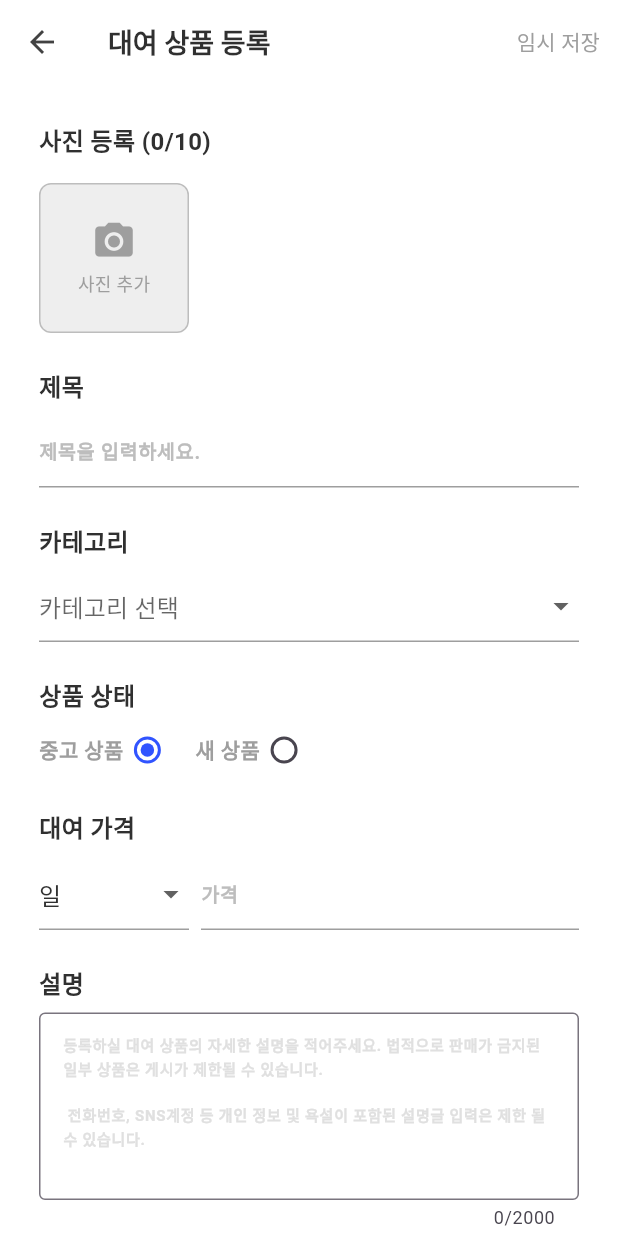
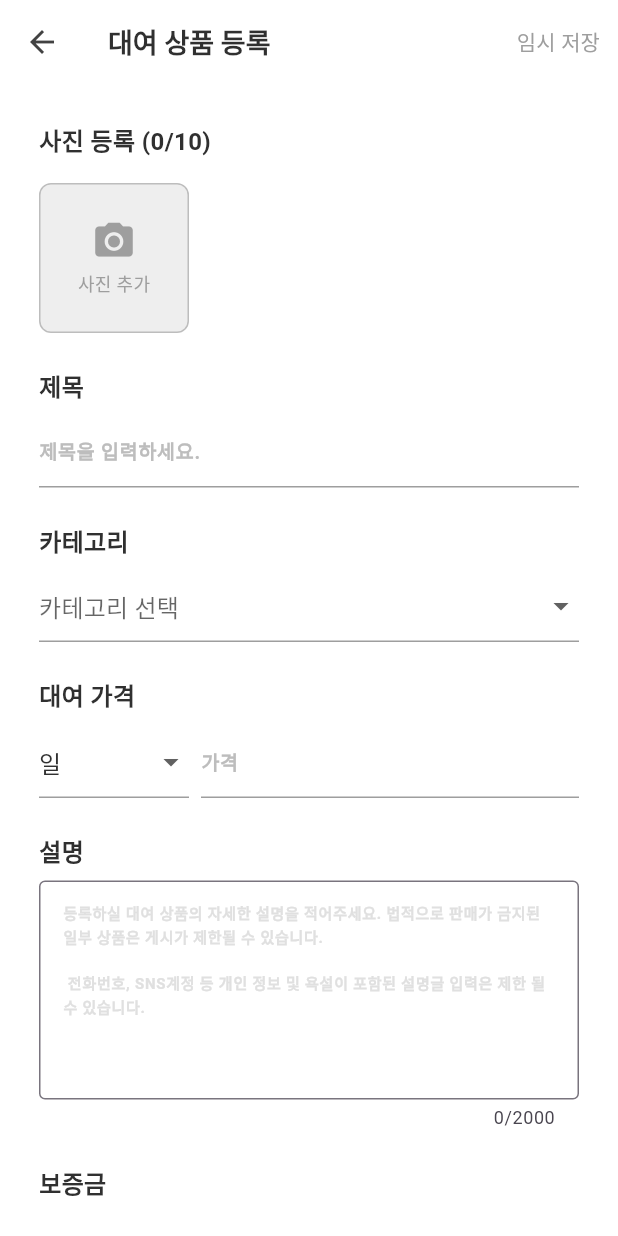
Before and after one commit to Renty-Project-Team/renty_client, a Flutter app: the ProductUpload screen opened by its route, on a phone screen of 412 x 824 dp. Run offline on Flutter 3.47's test engine with Material 3 defaults, Android fonts, the phone set to English and light mode, and no system bars; our stand-ins replace cookie_jar, dio, dio_cookie_manager, image_picker; Roboto replaces fonts that are missing (Noto Sans KR).

Commit message:
Feat: 상품 등록 기능을 추가한다다

```diff
--- a/analysis_options.yaml
+++ b/analysis_options.yaml
@@ -7,6 +7,9 @@
 
 # The following line activates a set of recommended lints for Flutter apps,
 # packages, and plugins designed to encourage good coding practices.
+analyzer:
+  errors:
+    constant_identifier_names: ignore
 include: package:flutter_lints/flutter.yaml
 
 linter:
--- a/lib/product_upload.dart
+++ b/lib/product_upload.dart
@@ -1,13 +1,42 @@
 import 'dart:io';
 
+import 'package:dio/dio.dart';
 import 'package:flutter/material.dart';
 import 'package:flutter/services.dart';
-import 'package:image_picker/image_picker.dart'; // TextInputFormatter 사용
+import 'package:image_picker/image_picker.dart';
+import 'package:renty_client/main.dart';
 
 enum ItemCondition { used, new_ }
 
+enum CategoryType {
+  ClothingAndFashion('의류/패션'),
+  Electronics("전자제품"),
+  FurnitureAndInterior("가구/인테리어"),
+  Beauty("뷰티/미용"),
+  Books("도서"),
+  Stationery("문구"),
+  CarAccessories("자동차 용품"),
+  Sports('스포츠/레저'),
+  InfantsAndChildren('유아/아동'),
+  PetSupplies('반려동물 용품'),
+  HealthAndMedical('건강/의료'),
+  Hobbies('취미/여가');
+
+  const CategoryType(this.displayName);
+  final String displayName;
+}
+
+enum PriceUnit {
+  Day('일'),
+  Week('주'),
+  Month('월');
+
+  const PriceUnit(this.displayName);
+  final String displayName;
+}
+
 class ProductUpload extends StatefulWidget {
-  const ProductUpload({Key? key}) : super(key: key);
+  const ProductUpload({super.key});
 
   @override
   State<ProductUpload> createState() => _ProductUploadState();
@@ -26,11 +55,8 @@ class _ProductUploadState extends State<ProductUpload> {
   // 선택된 값들
   List<XFile> _images = []; // 선택된 이미지 파일 목록
   String? _selectedCategory; // 선택된 카테고리
-  ItemCondition _selectedCondition = ItemCondition.used; // 선택된 상품 상태 (기본값: 중고)
-  String _selectedPriceUnit = '일'; // 선택된 대여 가격 단위 (기본값: 일)
-
-  final List<String> _categories = ['의류/패션', '전자제품', '가구/인테리어', '뷰티/미용', '도서', '문구', '자동차 용품', '스포츠/레저', '유아/아동', '반려동물 용품', '건강/의료', '취미/여가'];
-  final List<String> _priceUnits = ['일', '주', '월']; // 대여 가격 단위 옵션
+  final ItemCondition _selectedCondition = ItemCondition.used; // 선택된 상품 상태 (기본값: 중고)
+  String _selectedPriceUnit = PriceUnit.Day.name; // 선택된 대여 가격 단위 (기본값: 일)
 
   final ImagePicker _picker = ImagePicker(); // 이미지 피커 인스턴스
 
@@ -56,7 +82,6 @@ class _ProductUploadState extends State<ProductUpload> {
       }
     } catch (e) {
       // 에러 처리 (예: 권한 거부)
-      print('이미지 선택 에러: $e');
       ScaffoldMessenger.of(context).showSnackBar(
         SnackBar(content: Text('이미지를 가져오는 중 오류가 발생했습니다: $e')),
       );
@@ -89,7 +114,6 @@ class _ProductUploadState extends State<ProductUpload> {
           TextButton(
             onPressed: () {
               // TODO: 임시 저장 로직 구현
-              print('임시 저장 버튼 클릭됨');
             },
             child: const Text(
               '임시 저장',
@@ -118,6 +142,9 @@ class _ProductUploadState extends State<ProductUpload> {
                     if (value == null || value.isEmpty) {
                       return '제목을 입력해주세요.';
                     }
+                    else if (value.length > 50) {
+                      return '제목은 최대 50자까지 입력 가능합니다.';
+                    }
                     return null;
                   },
                 ),
@@ -129,10 +156,10 @@ class _ProductUploadState extends State<ProductUpload> {
                   value: _selectedCategory,
                   hint: const Text('카테고리 선택'),
                   decoration: _buildInputDecoration(color: Colors.grey[400]!),
-                  items: _categories.map((String category) {
+                  items: CategoryType.values.map((var category) {
                     return DropdownMenuItem<String>(
-                      value: category,
-                      child: Text(category),
+                      value: category.name,
+                      child: Text(category.displayName),
                     );
                   }).toList(),
                   onChanged: (String? newValue) {
@@ -149,17 +176,6 @@ class _ProductUploadState extends State<ProductUpload> {
                 ),
                 const SizedBox(height: 24.0),
 
-                // --- 상품 상태 ---
-                _buildSectionTitle('상품 상태'),
-                Row(
-                  children: [
-                    _buildConditionRadio(ItemCondition.used, '중고 상품'),
-                    const SizedBox(width: 16),
-                    _buildConditionRadio(ItemCondition.new_, '새 상품'),
-                  ],
-                ),
-                const SizedBox(height: 24.0),
-
                 // --- 대여 가격 ---
                 _buildSectionTitle('대여 가격'),
                 Row(
@@ -170,10 +186,10 @@ class _ProductUploadState extends State<ProductUpload> {
                       child: DropdownButtonFormField<String>(
                         value: _selectedPriceUnit,
                         decoration: _buildInputDecoration(),
-                        items: _priceUnits.map((String unit) {
+                        items: PriceUnit.values.map((var unit) {
                           return DropdownMenuItem<String>(
-                            value: unit,
-                            child: Text(unit),
+                            value: unit.name,
+                            child: Text(unit.displayName),
                           );
                         }).toList(),
                         onChanged: (String? newValue) {
@@ -219,7 +235,7 @@ class _ProductUploadState extends State<ProductUpload> {
                     contentPadding: EdgeInsets.symmetric(vertical: 10.0, horizontal: 12.0),
                     alignLabelWithHint: true, // Multi-line에서 hintText가 위로 가게 함
                   ),
-                  maxLines: 5, // 여러 줄 입력 가능
+                  maxLines: 6, // 여러 줄 입력 가능
                   maxLength: 2000, // 최대 글자 수 제한 및 카운터 표시
                   validator: (value) {
                     if (value == null || value.isEmpty) {
@@ -316,37 +332,6 @@ class _ProductUploadState extends State<ProductUpload> {
       child: Text(
         title,
         style: const TextStyle(fontSize: 16, fontWeight: FontWeight.bold),
-      ),
-    );
-  }
-
-  // 상품 상태 라디오 버튼 위젯 빌더
-  Widget _buildConditionRadio(ItemCondition condition, String title) {
-    return InkWell( // Row 전체를 탭 가능하게
-      onTap: () {
-        setState(() {
-          _selectedCondition = condition;
-        });
-      },
-      child: Row(
-        mainAxisSize: MainAxisSize.min,
-        children: [
-          Text(title, style: const TextStyle(fontSize: 14, fontWeight: FontWeight.bold, color: Colors.grey)),
-          Radio<ItemCondition>(
-            value: condition,
-            groupValue: _selectedCondition,
-            onChanged: (ItemCondition? value) {
-              if (value != null) {
-                setState(() {
-                  _selectedCondition = value;
-                });
-              }
-            },
-            visualDensity: VisualDensity.compact, // 라디오 버튼 크기 줄임
-            materialTapTargetSize: MaterialTapTargetSize.shrinkWrap, // 탭 영역 줄임
-          ),
-          // const SizedBox(width: 4), // 라디오 버튼과 텍스트 사이 간격 제거 또는 조절
-        ],
       ),
     );
   }
@@ -467,7 +452,7 @@ class _ProductUploadState extends State<ProductUpload> {
   }
 
   // 폼 제출 함수
-  void _submitForm() {
+  void _submitForm() async {
     if (_formKey.currentState!.validate()) { // 폼 유효성 검사
       // 유효성 검사 통과 시 로직 실행
       if (_images.isEmpty) {
@@ -488,7 +473,7 @@ class _ProductUploadState extends State<ProductUpload> {
       final deposit = _depositController.text; // 빈 문자열이면 null 처리
       final imageFiles = _images.map((xfile) => File(xfile.path)).toList(); // API 전송을 위해 File 객체 리스트로 변환
 
-      // TODO: 수집된 데이터와 이미지 파일(imageFiles)을 서버 API로 전송하는 로직 구현
+
       print('--- 폼 제출 데이터 ---');
       print('제목: $title');
       print('카테고리: $category');
@@ -501,11 +486,74 @@ class _ProductUploadState extends State<ProductUpload> {
         print('이미지 경로: ${img.path}');
       }
 
-      // 예시: 성공 메시지 표시 및 이전 화면으로 이동
-      ScaffoldMessenger.of(context).showSnackBar(
-        const SnackBar(content: Text('상품이 등록되었습니다.')),
-      );
-      // Navigator.pop(context); // 등록 후 이전 화면으로 돌아가기
+      List<MultipartFile> multipartImageList = [];
+      for (var image in imageFiles) {
+        multipartImageList.add(await MultipartFile.fromFile(image.path, filename: image.path.split('/\\').last));
+      }
+
+      var formData = FormData.fromMap({
+        "Title" : title,
+        "Category" : category,
+        "Price" : price,
+        "Unit" : priceUnit,
+        "Description" : description,
+        "Deposit" : deposit,
+        "Images" : multipartImageList,
+      });
+
+      try {
+        var response = await apiClient.client.post(
+          '/Product/upload',
+          data: formData
+        );
+
+        if (response.statusCode == 200) {
+          // 예시: 성공 메시지 표시 및 이전 화면으로 이동
+          ScaffoldMessenger.of(context).showSnackBar(
+            const SnackBar(content: Text('상품이 등록되었습니다.')),
+          );
+          // TODO: 현재 네비게이터를 상세 게시물 화면으로 변경.
+          // Navigator.pop(context); // 등록 후 이전 화면으로 돌아가기
+        } else {
+          // 서버에서 예상치 못한 상태 코드 반환
+           ScaffoldMessenger.of(context).showSnackBar(
+            const SnackBar(content: Text('상품 등록 실패')),
+          );
+        }
+
+
+      } on DioException catch (e) {
+        // Dio 관련 오류 처리
+        String errorMessage = '업로드 오류 발생';
+        if (e.response != null) {
+          // 서버가 오류 응답을 반환한 경우
+          print('서버 오류 응답: ${e.response?.data}');
+          print('서버 오류 상태 코드: ${e.response?.statusCode}');
+          if (e.response?.statusCode == 401) {
+            errorMessage = '로그인 상태에 문제가 발생하였습니다.\n다시 로그인 해 주세요.';
+            apiClient.clearCookie();
+          } else {
+            errorMessage = '서버 오류 (${e.response?.statusCode})';
+          }
+        } else if (e.type == DioExceptionType.connectionTimeout ||
+                   e.type == DioExceptionType.sendTimeout ||
+                   e.type == DioExceptionType.receiveTimeout) {
+          errorMessage = '네트워크 타임아웃 발생';
+        } else if (e.type == DioExceptionType.connectionError) {
+           errorMessage = '네트워크 연결 오류 발생';
+        }
+         else {
+          // 기타 Dio 오류 (요청 설정 오류 등)
+          errorMessage = '네트워크 요청 중 오류 발생: ${e.message}';
+        }
+
+        ScaffoldMessenger.of(context).showSnackBar(
+          SnackBar(content: Text(errorMessage)),
+        );
+      }
+
+
+
     } else {
       // 유효성 검사 실패 시 메시지 표시
       ScaffoldMessenger.of(context).showSnackBar(
```
